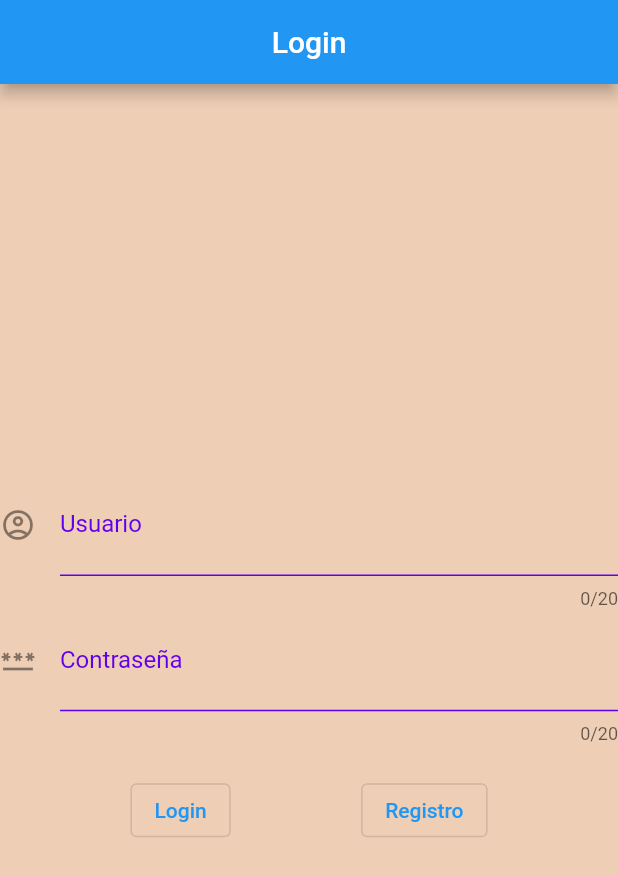
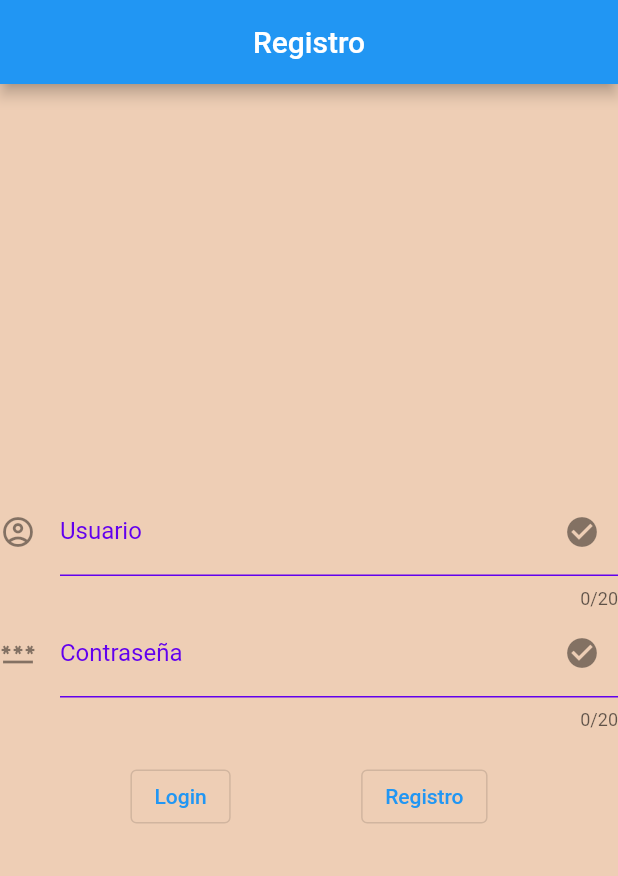
Before and after one commit to carlosgr1992/flutterChat, a Flutter app: the screen it shows after launch, on a phone screen of 412 x 824 dp. Shown: the top 876 px of the screen. Run offline on Flutter 3.47's test engine with Material 2 defaults, Android fonts, the phone set to English and light mode, and no system bars; missing offline and left inert: dart:html.

Commit message:
actualizado trabajo

```diff
--- a/lib/src/MyApp.dart
+++ b/lib/src/MyApp.dart
@@ -4,6 +4,7 @@ import 'package:flutter/material.dart';
 
 import '../main.dart';
 import 'login_views/LoginView.dart';
+import 'login_views/RegisterView.dart';
 
 class MyApp extends StatelessWidget {
 
@@ -28,7 +29,7 @@ class MyApp extends StatelessWidget {
     );*/
 
     MaterialApp materialApp = MaterialApp(title: "Flutter Chat",
-    home: LoginView(),
+    home: RegisterView(),
     );
 
 return materialApp;
--- a/lib/src/custom_views/InputText.dart
+++ b/lib/src/custom_views/InputText.dart
@@ -30,7 +30,7 @@ class InputText extends StatelessWidget {
         labelStyle: TextStyle(
             color: Color(0xFF6200EE)
         ),
-        suffix: Icon(
+        suffixIcon: Icon(
       Icons.check_circle,
         ),
         enabledBorder: UnderlineInputBorder(
--- a/lib/src/login_views/RegisterView.dart
+++ b/lib/src/login_views/RegisterView.dart
@@ -0,0 +1,54 @@
+
+
+import 'dart:html';
+
+import 'package:flutter/material.dart';
+
+import '../custom_views/InputText.dart';
+
+class RegisterView extends StatelessWidget {
+  @override
+  Widget build(BuildContext context) {
+    return Scaffold(
+      backgroundColor: Color.fromRGBO(238, 206, 181, 1.0),
+      appBar: AppBar(
+        title: const Text("Registro"),
+        centerTitle: true,
+      ),
+      body: Column(
+        mainAxisAlignment: MainAxisAlignment.center,
+        children: [
+          InputText(
+            nombreBox: "Usuario",
+            sValorHint: "Introduzca su usuario",
+            iconoIzquierdo: Icon(Icons.account_circle_outlined),
+          ),
+          InputText(
+            nombreBox: "Contraseña",
+            sValorHint: "Introduzca contraseña",
+            iconoIzquierdo: Icon(Icons.password),
+            obscureText: true,
+          ),
+          const SizedBox(height: 20), // Espacio entre el TextFormField y los botones
+          Row(
+            mainAxisAlignment: MainAxisAlignment.spaceEvenly,
+            children: [
+              OutlinedButton(
+                onPressed: () {
+                  // Acción cuando se presiona el botón "Login"
+                },
+                child: Text('Login'),
+              ),
+              OutlinedButton(
+                onPressed: () {
+                  // Acción cuando se presiona el botón "Registro"
+                },
+                child: Text('Registro'),
+              ),
+            ],
+          ),
+        ],
+      ),
+    );
+  }
+}
```
